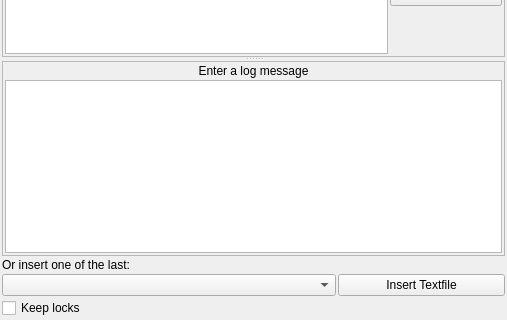
Qt form src/ksvnwidgets/commitmessage.ui (KDE/kdesvn) before a commit; both pictures show x 0 to 507 and y 141 to 461 of the 507 by 461 pixel window.
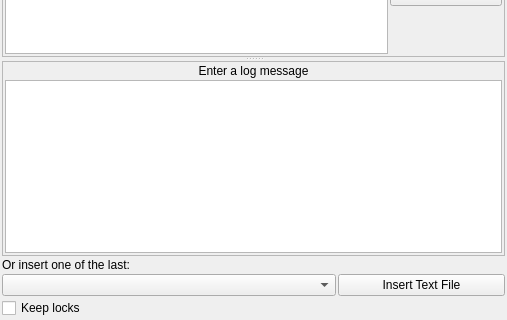
The same form after that commit. Custom widgets are drawn as their Qt base class.

```diff
--- a/src/ksvnwidgets/commitmessage.ui
+++ b/src/ksvnwidgets/commitmessage.ui
@@ -209,7 +209,7 @@
         </sizepolicy>
        </property>
        <property name="text">
-        <string>Insert Textfile</string>
+        <string>Insert Text File</string>
        </property>
       </widget>
      </item>
```
Left out of the diff: 2 changed lines with no effect on the pictures.
